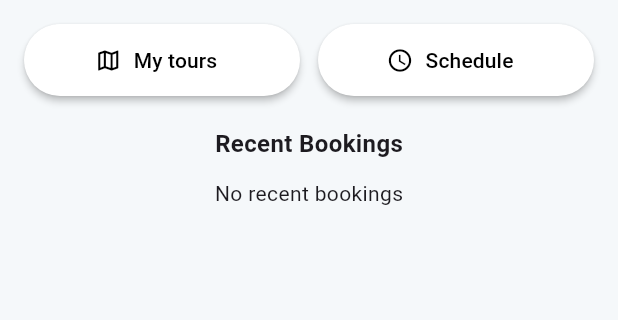
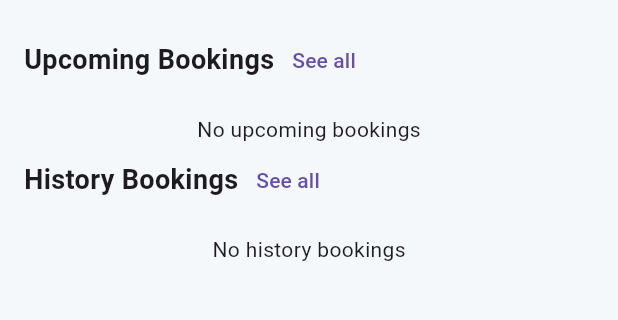
Before and after one commit to Tam2844/RoamSG, a Flutter app: the GuideHomePage screen opened directly, on a phone screen of 412 x 824 dp, the part 135-455 px from its top. Run offline on Flutter 3.47's test engine with Material 3 defaults, Android fonts, the light colour scheme and no system bars; our stand-ins replace cloud_firestore, firebase_auth, firebase_core; accounts and stored records are empty.

Commit message:
update home guide,upcoming booking and history booking

```diff
--- a/lib/pages/guide/guide_home_page.dart
+++ b/lib/pages/guide/guide_home_page.dart
@@ -2,6 +2,8 @@ import 'package:cloud_firestore/cloud_firestore.dart';
 import 'package:flutter/material.dart';
 import 'package:intl/intl.dart';
 import 'package:firebase_auth/firebase_auth.dart';
+import 'package:roamsg/pages/guide/guide_booking_history_page.dart';
+import 'package:roamsg/pages/guide/guide_upcoming_bookings_page.dart';
 
 class GuideHomePage extends StatefulWidget {
   const GuideHomePage({super.key});
@@ -18,26 +20,62 @@ class _GuideHomePageState extends State<GuideHomePage> {
   String _fmtDateTime(DateTime d) => DateFormat('HH:mm dd/MM').format(d);
   String _fmtMoney(int v) => NumberFormat.decimalPattern('vi').format(v);
 
-  Stream<List<BookingPreview>> recentGuideBookingsStream() {
+  DateTime _startOfToday() {
+    final now = DateTime.now();
+    return DateTime(now.year, now.month, now.day);
+  }
+
+  Stream<List<BookingPreview>> upcomingGuideBookingsStream() {
     final guideUid = FirebaseAuth.instance.currentUser!.uid;
+    final todayStart = Timestamp.fromDate(_startOfToday());
 
     return FirebaseFirestore.instance
         .collection('guide_bookings')
         .where('guideId', isEqualTo: guideUid)
-        .orderBy('createdAt', descending: true)
-        .limit(10)
+        .where('date', isGreaterThan: todayStart)
+        .orderBy('date')
+        .limit(3)
         .snapshots()
         .map((snap) {
           return snap.docs.map((doc) {
             final data = doc.data();
-            final bookedAt = (data['bookedAt'] as Timestamp).toDate();
+            final date = (data['date'] as Timestamp).toDate();
             final price = (data['price'] ?? 0) as int;
             final userId = (data['userId'] ?? '').toString();
 
             return BookingPreview(
-              "Guide booking",
+              doc.id,
+              "Upcoming",
               "User: ${userId.length > 6 ? userId.substring(0, 6) : userId} · Giá: ${_fmtMoney(price)}đ",
-              _fmtDateTime(bookedAt),
+              _fmtDateTime(date),
+            );
+          }).toList();
+        });
+  }
+
+  Stream<List<BookingPreview>> historyGuideBookingsStream() {
+    final guideUid = FirebaseAuth.instance.currentUser!.uid;
+    final todayStart = Timestamp.fromDate(_startOfToday());
+
+    return FirebaseFirestore.instance
+        .collection('guide_bookings')
+        .where('guideId', isEqualTo: guideUid)
+        .where('date', isLessThan: todayStart)
+        .orderBy('date', descending: true)
+        .limit(3)
+        .snapshots()
+        .map((snap) {
+          return snap.docs.map((doc) {
+            final data = doc.data();
+            final date = (data['date'] as Timestamp).toDate();
+            final price = (data['price'] ?? 0) as int;
+            final userId = (data['userId'] ?? '').toString();
+
+            return BookingPreview(
+              doc.id,
+              "Histoy",
+              "User: ${userId.length > 6 ? userId.substring(0, 6) : userId} · Giá: ${_fmtMoney(price)}đ",
+              _fmtDateTime(date),
             );
           }).toList();
         });
@@ -98,48 +136,27 @@ class _GuideHomePageState extends State<GuideHomePage> {
             children: [
               Row(
                 children: [
-                  Expanded(
-                    child: SizedBox(
-                      height: 48,
-                      child: ElevatedButton.icon(
-                        onPressed: () {},
-                        style: ElevatedButton.styleFrom(
-                          backgroundColor: Colors.white,
-                          foregroundColor: Colors.black,
-                          elevation: 2,
+                  Text(
+                    'Upcoming Bookings',
+                    style: TextStyle(fontSize: 18, fontWeight: FontWeight.bold),
                   ),
-                        icon: Icon(Icons.map_outlined),
-                        label: Text("My tours"),
+                  TextButton(
+                    onPressed: () {
+                      // Navigate to all bookings page
+                      Navigator.push(
+                        context,
+                        MaterialPageRoute(
+                          builder: (_) => const GuideUpcomingBookingsPage(),
                         ),
-                    ),
-                  ),
-                  SizedBox(width: 12),
-                  Expanded(
-                    child: SizedBox(
-                      height: 48,
-                      child: ElevatedButton.icon(
-                        onPressed: () {},
-                        style: ElevatedButton.styleFrom(
-                          backgroundColor: Colors.white,
-                          foregroundColor: Colors.black,
-                          elevation: 2,
-                        ),
-                        icon: Icon(Icons.schedule_outlined),
-                        label: Text("Schedule"),
-                      ),
-                    ),
+                      );
+                    },
+                    child: Text('See all'),
                   ),
                 ],
               ),
-              SizedBox(height: 20),
-              Text(
-                "Recent Bookings",
-                style: TextStyle(fontSize: 16, fontWeight: FontWeight.bold),
-              ),
               SizedBox(height: 12),
-
               StreamBuilder<List<BookingPreview>>(
-                stream: recentGuideBookingsStream(),
+                stream: upcomingGuideBookingsStream(),
                 builder: (context, snapshot) {
                   if (snapshot.connectionState == ConnectionState.waiting) {
                     return Center(child: CircularProgressIndicator());
@@ -151,8 +168,69 @@ class _GuideHomePageState extends State<GuideHomePage> {
                   }
                   final bookings = snapshot.data ?? [];
                   if (bookings.isEmpty) {
-                    return Center(child: Text('No recent bookings'));
+                    return Center(child: Text('No upcoming bookings'));
                   }
+                  return _buildBookingCard(context, bookings);
+                },
+              ),
+              Row(
+                children: [
+                  Text(
+                    'History Bookings',
+                    style: TextStyle(fontSize: 18, fontWeight: FontWeight.bold),
+                  ),
+                  TextButton(
+                    onPressed: () {
+                      // Navigate to all bookings page
+                      Navigator.push(
+                        context,
+                        MaterialPageRoute(
+                          builder: (_) => const GuideHistoryBookingsPage(),
+                        ),
+                      );
+                    },
+                    child: Text('See all'),
+                  ),
+                ],
+              ),
+              SizedBox(height: 12),
+
+              StreamBuilder<List<BookingPreview>>(
+                stream: upcomingGuideBookingsStream(),
+                builder: (context, snapshot) {
+                  if (snapshot.connectionState == ConnectionState.waiting) {
+                    return Center(child: CircularProgressIndicator());
+                  }
+                  if (snapshot.hasError) {
+                    return Center(
+                      child: Text('Lỗi tải bookings: ${snapshot.error}'),
+                    );
+                  }
+                  final bookings = snapshot.data ?? [];
+                  if (bookings.isEmpty) {
+                    return Center(child: Text('No history bookings'));
+                  }
+                  return _buildBookingCard(context, bookings);
+                },
+              ),
+            ],
+          ),
+        ),
+      ),
+    );
+  }
+}
+
+class BookingPreview {
+  final String _id;
+  final String _title;
+  final String _subtitle;
+  final String _time;
+
+  BookingPreview(this._id, this._title, this._subtitle, this._time);
+}
+
+Widget _buildBookingCard(BuildContext context, List<BookingPreview> bookings) {
   return Card(
     color: Colors.white,
     elevation: 2,
@@ -164,9 +242,7 @@ class _GuideHomePageState extends State<GuideHomePage> {
             leading: Icon(Icons.event_note_outlined),
             title: Text(
               booking._title,
-                              style: const TextStyle(
-                                fontWeight: FontWeight.bold,
-                              ),
+              style: const TextStyle(fontWeight: FontWeight.bold),
             ),
             subtitle: Text(
               booking._subtitle,
@@ -175,26 +251,19 @@ class _GuideHomePageState extends State<GuideHomePage> {
               style: const TextStyle(color: Colors.grey),
             ),
             trailing: Text(booking._time),
+            onTap: () {
+              // Navigate to booking detail page
+              // Navigator.push(
+              //   context,
+              //   MaterialPageRoute(
+              //     builder: (_) => GuideBookingDetailPage(bookingId: booking._id),
+              //   ),
+              // );
+            },
           ),
           Divider(height: 1),
         ],
       ],
     ),
   );
-                },
-              ),
-            ],
-          ),
-        ),
-      ),
-    );
 }
-}
-
-class BookingPreview {
-  final String _title;
-  final String _subtitle;
-  final String _time;
-
-  BookingPreview(this._title, this._subtitle, this._time);
-}
```
Also changed, not shown: lib/pages/guide/guide_booking_history_page.dart (added, +113 -0 lines), lib/pages/guide/guide_detail_bookings_page.dart (added, +23 -0 lines), lib/pages/guide/guide_upcoming_bookings_page.dart (added, +116 -0 lines), lib/pages/guide/guide_booking_history.dart (deleted), lib/pages/guide/guide_request_detail_page.dart (deleted), lib/pages/guide/guide_requests_page.dart (deleted), lib/pages/guide/guide_schedule_page.dart (deleted). Lines whose indentation alone changed are shown as unchanged.
